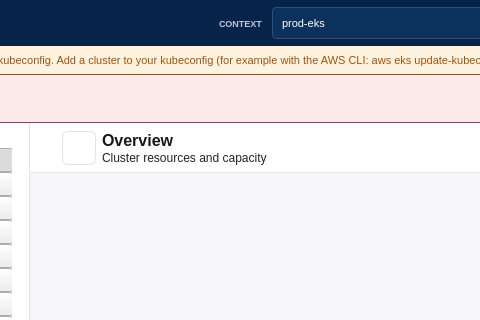
Above: src/kubescope/ui/main_window.ui from dcotecnologia/kubescope before the change; both pictures show x 210 to 690 and y 0 to 320 of the 980 by 640 pixel window. Below: the same form after it.
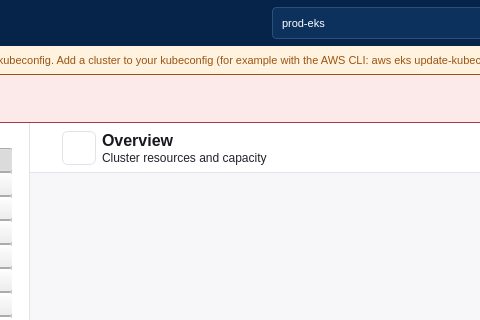
That is the form after the change. Icons and pictures are not drawn.

Commit message: feat(window): take the word CONTEXT out of the top bar

```diff
--- a/src/kubescope/ui/main_window.ui
+++ b/src/kubescope/ui/main_window.ui
@@ -37,7 +37,6 @@
 QFrame[pinTab="true"] QPushButton[closeTab="true"] { font-size: 16px; padding: 2px 6px; }
 QLabel#topTitle { color: #ffffff; font-size: 14px; font-weight: 700; }
 QLabel#topSubtitle { color: #b8c7dc; font-size: 9px; }
-QLabel#topCaption { color: #b8c7dc; font-size: 9px; font-weight: 700; }
 QPushButton#settingsButton {
     background: transparent; border: 1px solid transparent; border-radius: 4px;
     padding: 0;
@@ -393,13 +392,6 @@
          </property>
         </spacer>
        </item>
-       <item>
-        <widget class="QLabel" name="topCaption">
-         <property name="text">
-          <string>CONTEXT</string>
-         </property>
-        </widget>
-       </item>
        <item>
         <widget class="QComboBox" name="contextCombo">
          <property name="minimumSize">
```
The commit also changes 24 other files.
